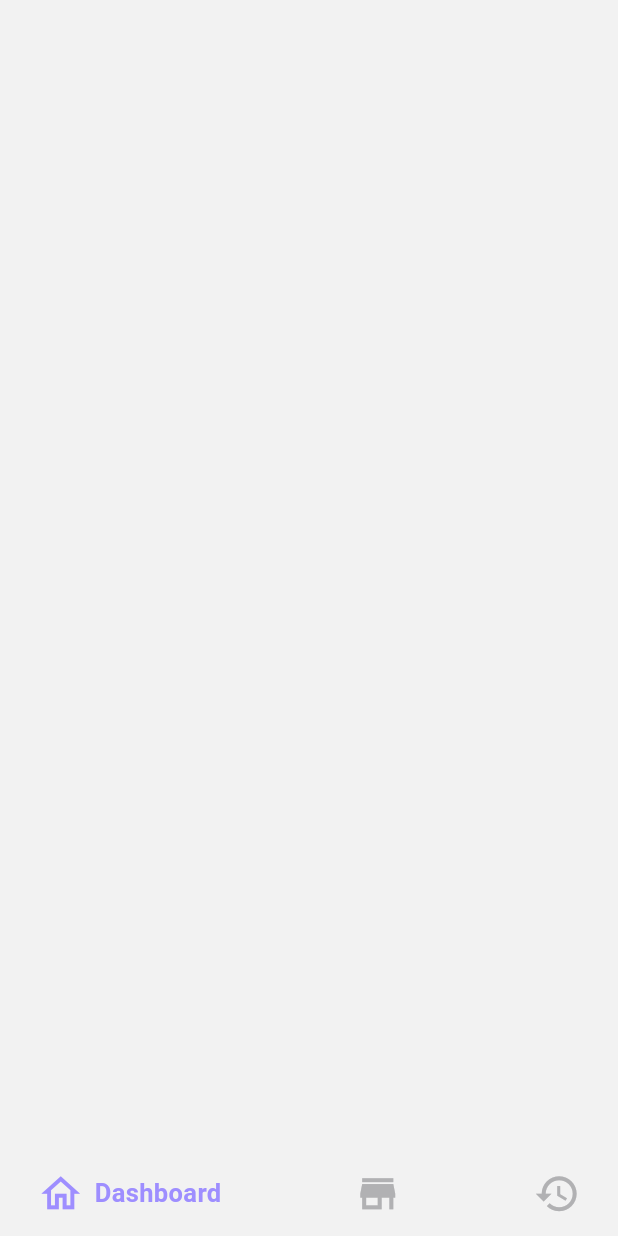
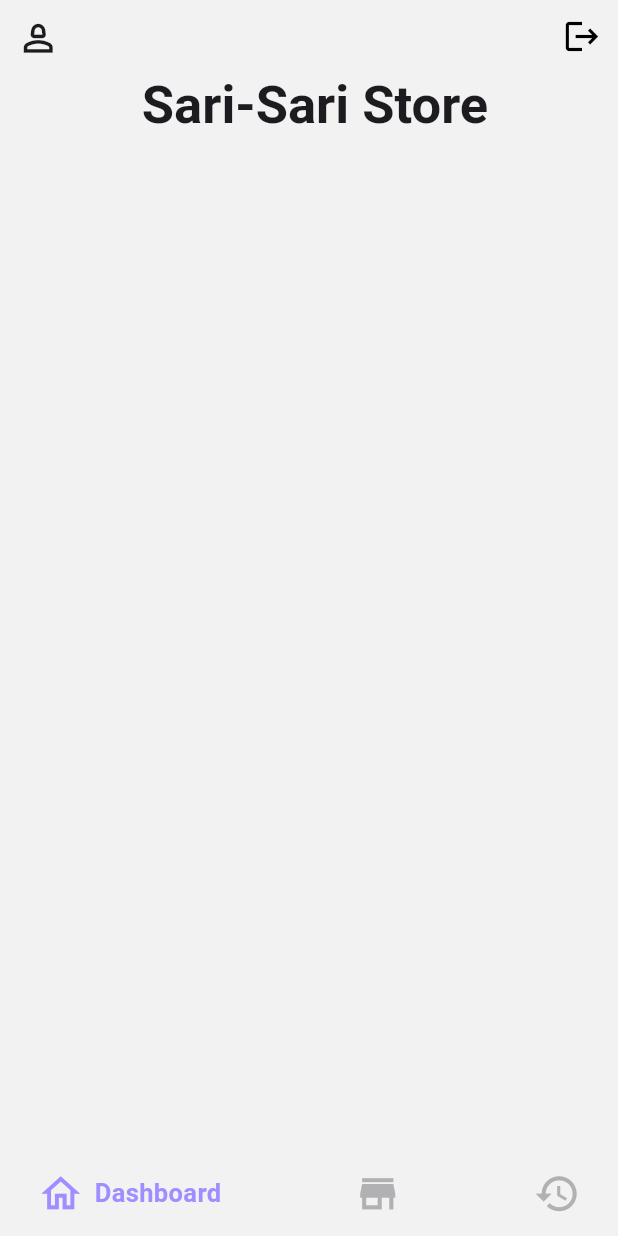
Before and after one commit to jsmrk/mini_store_inventory, a Flutter app: the screen it shows after launch, on a phone screen of 412 x 824 dp. Run offline on Flutter 3.47's test engine with Material 3 defaults, Android fonts, the light colour scheme and no system bars; drawn by our look-alikes of google_nav_bar.

Commit message:
added custom app bar

```diff
--- a/lib/main.dart
+++ b/lib/main.dart
@@ -13,13 +13,17 @@
   @override
   Widget build(BuildContext context) {
     return MaterialApp(
+      debugShowCheckedModeBanner: false,
       title: 'Flutter Demo',
       theme: ThemeData(
         colorScheme: ColorScheme.fromSeed(seedColor: Colors.deepPurple),
         scaffoldBackgroundColor: const Color(0xFFF2F2F2),
+        appBarTheme: const AppBarTheme(
+          backgroundColor: Color(0xFFF2F2F2),
+        ),
         useMaterial3: true,
       ),
-      home: BottomNavBar(),
+      home: const BottomNavBar(),
     );
   }
 }
--- a/lib/screen/dashboard.dart
+++ b/lib/screen/dashboard.dart
@@ -1,10 +1,13 @@
 import 'package:flutter/material.dart';
+import 'package:mini_store_inventory/widgets/CustomAppbar.dart';
 
 class Dashboard extends StatelessWidget {
   const Dashboard({super.key});
 
   @override
   Widget build(BuildContext context) {
-    return Scaffold();
+    return const Scaffold(
+      appBar: CustomAppBar(),
+    );
   }
 }
--- /dev/null
+++ b/lib/widgets/CustomAppbar.dart
@@ -0,0 +1,50 @@
+import 'package:flutter/material.dart';
+
+class CustomAppBar extends StatelessWidget implements PreferredSizeWidget {
+  const CustomAppBar({super.key});
+
+  @override
+  Size get preferredSize => const Size.fromHeight(85);
+
+  @override
+  Widget build(BuildContext context) {
+    return AppBar(
+      leading: Container(
+        alignment: Alignment.topLeft,
+        child: const Padding(
+          padding: EdgeInsets.all(11),
+          child: Icon(
+            Icons.person_2_outlined,
+            size: 29,
+          ),
+        ),
+      ),
+      actions: [
+        Container(
+          alignment: Alignment.topRight,
+          child: const Padding(
+            padding: EdgeInsets.all(11),
+            child: Icon(
+              Icons.logout,
+              size: 26,
+              color: Colors.black,
+            ),
+          ),
+        ),
+      ],
+      title: const Column(
+        children: [
+          SizedBox(
+            height: 55,
+          ),
+          Center(
+              child: Text(
+            'Sari-Sari Store',
+            style: TextStyle(fontSize: 35, fontWeight: FontWeight.bold),
+          )),
+        ],
+      ),
+      toolbarHeight: 85,
+    );
+  }
+}
```
